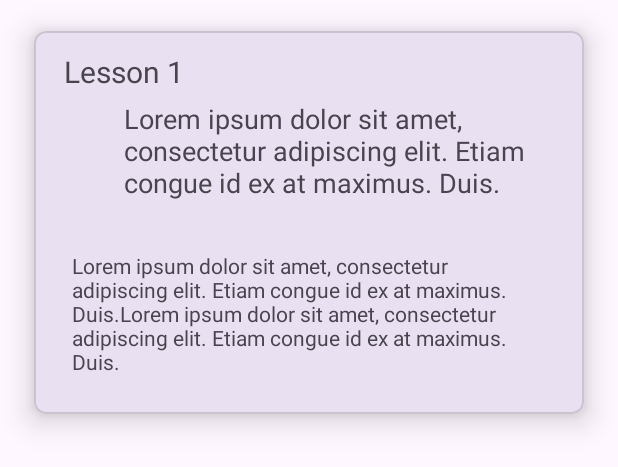
After one commit to Kawtsun/ITeach, an Android app: the layout each_result.xml on its own in the app's theme, with its tools: preview values and no code run, on a phone screen of 412 x 824 dp. The commit adds this screen. Shown: the top 467 px of the screen. Run offline under Robolectric (Android 15) with nearby library versions, the phone set to English and light mode, and no system bars.

Commit message:
added results view

```diff
--- /dev/null
+++ b/app/src/main/res/layout/each_result.xml
@@ -0,0 +1,79 @@
+<?xml version="1.0" encoding="utf-8"?>
+<com.google.android.material.card.MaterialCardView xmlns:android="http://schemas.android.com/apk/res/android"
+    xmlns:app="http://schemas.android.com/apk/res-auto"
+    xmlns:tools="http://schemas.android.com/tools"
+    android:layout_width="match_parent"
+    android:layout_height="wrap_content"
+    app:cardCornerRadius="8dp"
+    app:cardUseCompatPadding="true"
+    android:layout_marginHorizontal="8dp"
+    app:cardElevation="12dp">
+
+    <androidx.constraintlayout.widget.ConstraintLayout
+        android:layout_width="match_parent"
+        android:layout_height="wrap_content">
+
+        <androidx.constraintlayout.widget.ConstraintLayout
+            android:id="@+id/constraintLayout2"
+            android:layout_width="match_parent"
+            android:layout_height="wrap_content"
+            android:padding="8dp"
+            app:layout_constraintEnd_toEndOf="parent"
+            app:layout_constraintHorizontal_bias="0.5"
+            app:layout_constraintStart_toStartOf="parent"
+            app:layout_constraintTop_toTopOf="parent">
+
+            <TextView
+
+                android:id="@+id/tvTitle2"
+                android:layout_width="wrap_content"
+                android:layout_height="wrap_content"
+                android:layout_marginStart="2dp"
+                android:layout_marginEnd="242dp"
+                android:layout_marginBottom="8dp"
+                android:paddingStart="10dp"
+                android:paddingTop="5dp"
+                android:text="Lesson 1"
+                android:textAppearance="@style/TextAppearance.AppCompat.Medium"
+                android:textSize="20sp"
+                app:layout_constraintBottom_toBottomOf="parent"
+                app:layout_constraintEnd_toEndOf="parent"
+                app:layout_constraintHorizontal_bias="0.0"
+                app:layout_constraintStart_toStartOf="parent"
+                app:layout_constraintTop_toTopOf="parent"
+                app:layout_constraintVertical_bias="0.0" />
+
+            <TextView
+                android:id="@+id/tvDescription2"
+                android:layout_width="match_parent"
+                android:layout_height="wrap_content"
+                android:layout_marginStart="22dp"
+                android:layout_marginEnd="10dp"
+                android:paddingStart="30sp"
+                android:paddingTop="5sp"
+                android:text="@string/lorem"
+                android:textAppearance="@style/TextAppearance.AppCompat.Medium"
+                app:layout_constraintBottom_toBottomOf="parent"
+                app:layout_constraintEnd_toEndOf="parent"
+                app:layout_constraintHorizontal_bias="0.0"
+                app:layout_constraintStart_toStartOf="parent"
+                app:layout_constraintTop_toBottomOf="@+id/tvTitle2"
+                app:layout_constraintVertical_bias="0.0" />
+
+        </androidx.constraintlayout.widget.ConstraintLayout>
+
+        <TextView
+            android:id="@+id/lessonDescription2"
+            android:layout_width="0dp"
+            android:layout_height="wrap_content"
+            android:padding="25dp"
+            android:text="@string/lorem2"
+            app:layout_constraintEnd_toEndOf="parent"
+            app:layout_constraintHorizontal_bias="0.5"
+            app:layout_constraintStart_toStartOf="parent"
+            app:layout_constraintTop_toBottomOf="@id/constraintLayout2" />
+
+    </androidx.constraintlayout.widget.ConstraintLayout>
+
+
+</com.google.android.material.card.MaterialCardView>
```
Also changed, not shown: app/src/main/java/com/kawtsun/iteach/ResultAdapter.kt (added, +72 -0 lines), app/src/main/java/com/kawtsun/iteach/ResultData.kt (added, +8 -0 lines), app/src/main/java/com/kawtsun/iteach/ResultHome.kt (+27 -0 lines), app/src/main/res/layout/fragment_result_home.xml (+54 -2 lines).
